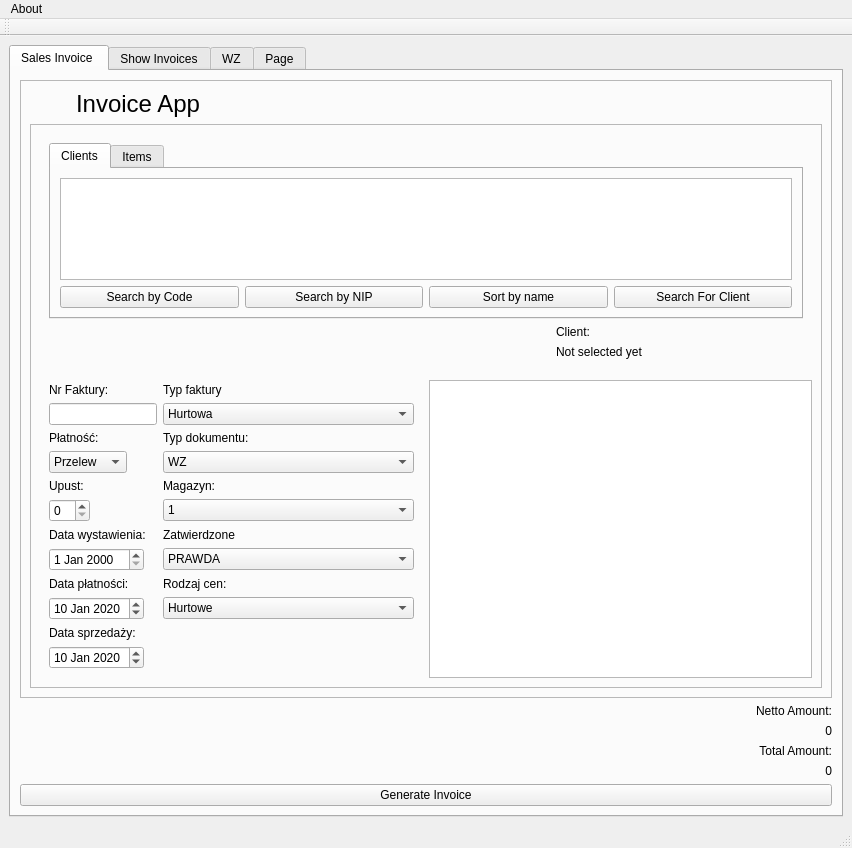
Old version of the form view/tryui.ui in the repository PrzemyslawSarnacki/invoiceApp.
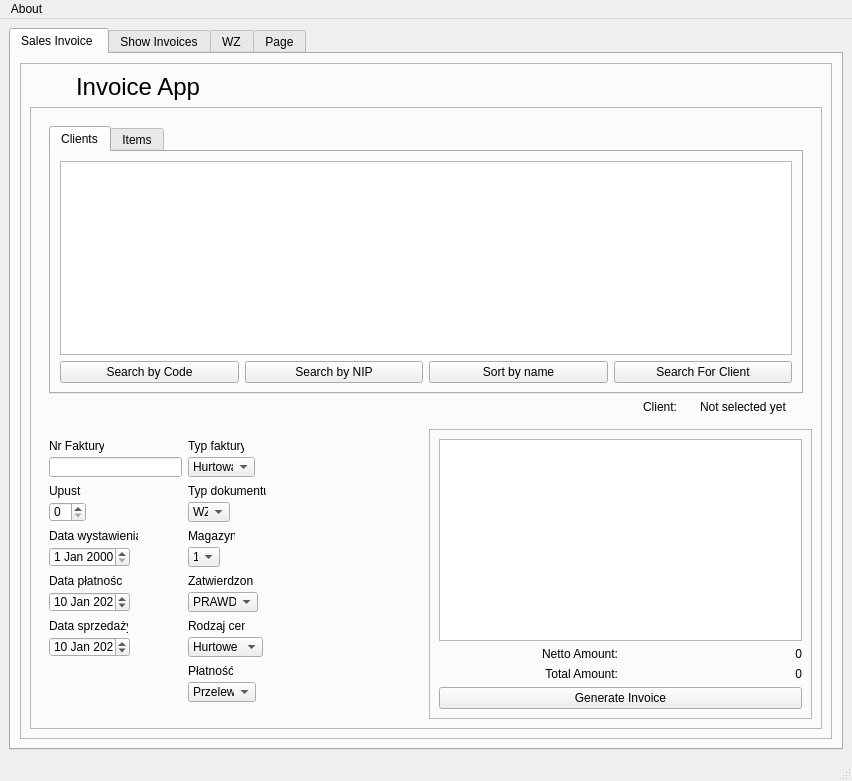
New version of the form. The open tabs and pages were chosen to show the change. Icons and pictures are not drawn.

Commit message: Resolved Sorting problem in other tables

What changed in the file:
```diff
--- a/view/tryui.ui
+++ b/view/tryui.ui
@@ -7,7 +7,7 @@
     <x>0</x>
     <y>0</y>
     <width>852</width>
-    <height>848</height>
+    <height>781</height>
    </rect>
   </property>
   <property name="windowTitle">
@@ -75,16 +75,6 @@
           <property name="sizeConstraint">
            <enum>QLayout::SetNoConstraint</enum>
           </property>
-          <item row="4" column="0">
-           <widget class="QLabel" name="totalAmountResultLabel">
-            <property name="text">
-             <string>0</string>
-            </property>
-            <property name="alignment">
-             <set>Qt::AlignRight|Qt::AlignTrailing|Qt::AlignVCenter</set>
-            </property>
-           </widget>
-          </item>
           <item row="0" column="0">
            <widget class="QFrame" name="frame_2">
             <property name="frameShape">
@@ -122,251 +112,34 @@
                 <enum>QFrame::Raised</enum>
                </property>
                <layout class="QGridLayout" name="gridLayout_4">
-                <item row="9" column="2" colspan="2">
-                 <widget class="QTableView" name="tableView_3"/>
-                </item>
-                <item row="8" column="0" rowspan="2" colspan="2">
-                 <widget class="QFrame" name="frame_4">
-                  <layout class="QFormLayout" name="formLayout">
-                   <item row="0" column="0">
-                    <widget class="QLabel" name="invoiceNumberLabel">
-                     <property name="text">
-                      <string>Nr Faktury:</string>
-                     </property>
-                    </widget>
-                   </item>
-                   <item row="0" column="1">
-                    <widget class="QLabel" name="invoicTypeLabel_2">
-                     <property name="text">
-                      <string>Typ faktury</string>
-                     </property>
-                    </widget>
-                   </item>
-                   <item row="1" column="0">
-                    <widget class="QLineEdit" name="invoiceNumberEdit"/>
-                   </item>
-                   <item row="1" column="1">
-                    <widget class="QComboBox" name="invoiceTypeComboBox">
-                     <item>
-                      <property name="text">
-                       <string>Hurtowa</string>
-                      </property>
-                     </item>
-                     <item>
-                      <property name="text">
-                       <string>Paragon</string>
-                      </property>
-                     </item>
-                     <item>
-                      <property name="text">
-                       <string>Kupna</string>
-                      </property>
-                     </item>
-                    </widget>
-                   </item>
-                   <item row="2" column="0">
-                    <widget class="QLabel" name="paymentLabel">
-                     <property name="text">
-                      <string>Płatność:</string>
-                     </property>
-                    </widget>
-                   </item>
-                   <item row="2" column="1">
-                    <widget class="QLabel" name="invoicTypeLabel_3">
-                     <property name="text">
-                      <string>Typ dokumentu:</string>
-                     </property>
-                    </widget>
-                   </item>
-                   <item row="3" column="0">
-                    <widget class="QComboBox" name="paymentComboBox">
-                     <item>
-                      <property name="text">
-                       <string>Przelew</string>
-                      </property>
-                     </item>
-                     <item>
-                      <property name="text">
-                       <string>Gotówka</string>
-                      </property>
-                     </item>
-                     <item>
-                      <property name="text">
-                       <string>Rabat</string>
-                      </property>
-                     </item>
-                    </widget>
-                   </item>
-                   <item row="3" column="1">
-                    <widget class="QComboBox" name="invoiceTypeComboBox_2">
-                     <item>
-                      <property name="text">
-                       <string>WZ</string>
-                      </property>
-                     </item>
-                     <item>
-                      <property name="text">
-                       <string>PZ</string>
-                      </property>
-                     </item>
-                     <item>
-                      <property name="text">
-                       <string>MZ</string>
-                      </property>
-                     </item>
-                    </widget>
-                   </item>
-                   <item row="4" column="0">
-                    <widget class="QLabel" name="discountLabel">
-                     <property name="text">
-                      <string>Upust:</string>
-                     </property>
-                    </widget>
-                   </item>
-                   <item row="4" column="1">
-                    <widget class="QLabel" name="warehouseSelectLabel_4">
-                     <property name="text">
-                      <string>Magazyn:</string>
-                     </property>
-                    </widget>
-                   </item>
-                   <item row="5" column="0">
-                    <widget class="QSpinBox" name="discountSpinBox"/>
-                   </item>
-                   <item row="5" column="1">
-                    <widget class="QComboBox" name="warehouseSelectComboBox_3">
-                     <item>
-                      <property name="text">
-                       <string>1</string>
-                      </property>
-                     </item>
-                     <item>
-                      <property name="text">
-                       <string>2</string>
-                      </property>
-                     </item>
-                     <item>
-                      <property name="text">
-                       <string>3</string>
-                      </property>
-                     </item>
-                    </widget>
-                   </item>
-                   <item row="6" column="0">
-                    <widget class="QLabel" name="invoiceGenerationDateLabel">
-                     <property name="text">
-                      <string>Data wystawienia:</string>
-                     </property>
-                    </widget>
-                   </item>
-                   <item row="6" column="1">
-                    <widget class="QLabel" name="warehouseSelectLabel_5">
-                     <property name="text">
-                      <string>Zatwierdzone</string>
-                     </property>
-                    </widget>
-                   </item>
-                   <item row="7" column="0">
-                    <widget class="QDateEdit" name="invoiceGenerationDateEdit"/>
-                   </item>
-                   <item row="7" column="1">
-                    <widget class="QComboBox" name="warehouseSelectComboBox_4">
-                     <item>
-                      <property name="text">
-                       <string>PRAWDA</string>
-                      </property>
-                     </item>
-                     <item>
-                      <property name="text">
-                       <string>FAŁSZ</string>
-                      </property>
-                     </item>
-                    </widget>
-                   </item>
-                   <item row="8" column="0">
-                    <widget class="QLabel" name="invoiceGenerationDateLabel_2">
-                     <property name="text">
-                      <string>Data płatności:</string>
-                     </property>
-                    </widget>
-                   </item>
-                   <item row="9" column="0">
-                    <widget class="QDateEdit" name="invoicePaymentDateEdit">
-                     <property name="date">
-                      <date>
-                       <year>2020</year>
-                       <month>1</month>
-                       <day>10</day>
-                      </date>
-                     </property>
-                    </widget>
-                   </item>
-                   <item row="10" column="0">
-                    <widget class="QLabel" name="invoiceSaleDateLabel_3">
-                     <property name="text">
-                      <string>Data sprzedaży:</string>
-                     </property>
-                    </widget>
-                   </item>
-                   <item row="11" column="0">
-                    <widget class="QDateEdit" name="invoiceSaleDateEdit_2">
-                     <property name="date">
-                      <date>
-                       <year>2020</year>
-                       <month>1</month>
-                       <day>10</day>
-                      </date>
-                     </property>
-                    </widget>
-                   </item>
-                   <item row="8" column="1">
-                    <widget class="QLabel" name="priceTypeLabel">
-                     <property name="text">
-                      <string>Rodzaj cen:</string>
-                     </property>
-                    </widget>
-                   </item>
-                   <item row="9" column="1">
-                    <widget class="QComboBox" name="priceTypeComboBox">
-                     <item>
-                      <property name="text">
-                       <string>Hurtowe</string>
-                      </property>
-                     </item>
-                     <item>
-                      <property name="text">
-                       <string>Detaliczne</string>
-                      </property>
-                     </item>
-                    </widget>
-                   </item>
-                  </layout>
-                 </widget>
-                </item>
-                <item row="0" column="0" rowspan="6" colspan="4">
+                <item row="0" column="0" rowspan="8" colspan="2">
                  <widget class="QFrame" name="frame_5">
                   <layout class="QGridLayout" name="gridLayout_5">
-                   <item row="2" column="2">
-                    <widget class="QLabel" name="clientLabel">
-                     <property name="text">
-                      <string>Client:</string>
-                     </property>
-                     <property name="alignment">
-                      <set>Qt::AlignLeading|Qt::AlignLeft|Qt::AlignVCenter</set>
-                     </property>
-                    </widget>
+                   <item row="1" column="2">
+                    <layout class="QHBoxLayout" name="horizontalLayout">
+                     <item>
+                      <widget class="QLabel" name="clientLabel">
+                       <property name="text">
+                        <string>Client:</string>
+                       </property>
+                       <property name="alignment">
+                        <set>Qt::AlignRight|Qt::AlignTrailing|Qt::AlignVCenter</set>
+                       </property>
+                      </widget>
+                     </item>
+                     <item>
+                      <widget class="QLabel" name="clientResultLabel">
+                       <property name="text">
+                        <string>Not selected yet</string>
+                       </property>
+                       <property name="alignment">
+                        <set>Qt::AlignCenter</set>
+                       </property>
+                      </widget>
+                     </item>
+                    </layout>
                    </item>
-                   <item row="3" column="2">
-                    <widget class="QLabel" name="clientResultLabel">
-                     <property name="text">
-                      <string>Not selected yet</string>
-                     </property>
-                     <property name="alignment">
-                      <set>Qt::AlignLeading|Qt::AlignLeft|Qt::AlignVCenter</set>
-                     </property>
-                    </widget>
-                   </item>
-                   <item row="0" column="0" rowspan="2" colspan="3">
+                   <item row="0" column="0" colspan="3">
                     <widget class="QTabWidget" name="tabWidget_2">
                      <property name="currentIndex">
                       <number>0</number>
@@ -377,7 +150,14 @@
                       </attribute>
                       <layout class="QGridLayout" name="gridLayout_9">
                        <item row="0" column="0" colspan="4">
-                        <widget class="QTableView" name="tableView_2"/>
+                        <widget class="QTableView" name="tableView_2">
+                         <property name="sortingEnabled">
+                          <bool>true</bool>
+                         </property>
+                         <attribute name="horizontalHeaderShowSortIndicator" stdset="0">
+                          <bool>true</bool>
+                         </attribute>
+                        </widget>
                        </item>
                        <item row="1" column="0">
                         <widget class="QPushButton" name="searchClientByCodeButton">
@@ -477,6 +257,419 @@
                   </layout>
                  </widget>
                 </item>
+                <item row="8" column="1">
+                 <widget class="QFrame" name="frame_6">
+                  <property name="frameShape">
+                   <enum>QFrame::StyledPanel</enum>
+                  </property>
+                  <property name="frameShadow">
+                   <enum>QFrame::Raised</enum>
+                  </property>
+                  <layout class="QGridLayout" name="gridLayout_11">
+                   <item row="0" column="0" colspan="2">
+                    <widget class="QTableView" name="tableView_3"/>
+                   </item>
+                   <item row="1" column="0">
+                    <widget class="QLabel" name="nettoAmountLabel">
+                     <property name="text">
+                      <string>Netto Amount:</string>
+                     </property>
+                     <property name="alignment">
+                      <set>Qt::AlignRight|Qt::AlignTrailing|Qt::AlignVCenter</set>
+                     </property>
+                    </widget>
+                   </item>
+                   <item row="1" column="1">
+                    <widget class="QLabel" name="nettoAmountResultLabel">
+                     <property name="text">
+                      <string>0</string>
+                     </property>
+                     <property name="alignment">
+                      <set>Qt::AlignRight|Qt::AlignTrailing|Qt::AlignVCenter</set>
+                     </property>
+                    </widget>
+                   </item>
+                   <item row="2" column="0">
+                    <widget class="QLabel" name="totalAmountLabel">
+                     <property name="text">
+                      <string>Total Amount:</string>
+                     </property>
+                     <property name="alignment">
+                      <set>Qt::AlignRight|Qt::AlignTrailing|Qt::AlignVCenter</set>
+                     </property>
+                    </widget>
+                   </item>
+                   <item row="2" column="1">
+                    <widget class="QLabel" name="totalAmountResultLabel">
+                     <property name="text">
+                      <string>0</string>
+                     </property>
+                     <property name="alignment">
+                      <set>Qt::AlignRight|Qt::AlignTrailing|Qt::AlignVCenter</set>
+                     </property>
+                    </widget>
+                   </item>
+                   <item row="3" column="0" colspan="2">
+                    <widget class="QPushButton" name="generateInvoiceButton">
+                     <property name="text">
+                      <string>Generate Invoice</string>
+                     </property>
+                    </widget>
+                   </item>
+                  </layout>
+                 </widget>
+                </item>
+                <item row="8" column="0">
+                 <widget class="QFrame" name="frame_4">
+                  <widget class="QLabel" name="discountLabel">
+                   <property name="geometry">
+                    <rect>
+                     <x>9</x>
+                     <y>54</y>
+                     <width>32</width>
+                     <height>16</height>
+                    </rect>
+                   </property>
+                   <property name="text">
+                    <string>Upust:</string>
+                   </property>
+                  </widget>
+                  <widget class="QSpinBox" name="discountSpinBox">
+                   <property name="geometry">
+                    <rect>
+                     <x>9</x>
+                     <y>73</y>
+                     <width>37</width>
+                     <height>20</height>
+                    </rect>
+                   </property>
+                  </widget>
+                  <widget class="QLabel" name="invoiceGenerationDateLabel">
+                   <property name="geometry">
+                    <rect>
+                     <x>9</x>
+                     <y>99</y>
+                     <width>89</width>
+                     <height>16</height>
+                    </rect>
+                   </property>
+                   <property name="text">
+                    <string>Data wystawienia:</string>
+                   </property>
+                  </widget>
+                  <widget class="QDateEdit" name="invoiceGenerationDateEdit">
+                   <property name="geometry">
+                    <rect>
+                     <x>9</x>
+                     <y>118</y>
+                     <width>81</width>
+                     <height>20</height>
+                    </rect>
+                   </property>
+                  </widget>
+                  <widget class="QLabel" name="invoiceGenerationDateLabel_2">
+                   <property name="geometry">
+                    <rect>
+                     <x>9</x>
+                     <y>144</y>
+                     <width>73</width>
+                     <height>16</height>
+                    </rect>
+                   </property>
+                   <property name="text">
+                    <string>Data płatności:</string>
+                   </property>
+                  </widget>
+                  <widget class="QDateEdit" name="invoicePaymentDateEdit">
+                   <property name="geometry">
+                    <rect>
+                     <x>9</x>
+                     <y>163</y>
+                     <width>81</width>
+                     <height>20</height>
+                    </rect>
+                   </property>
+                   <property name="date">
+                    <date>
+                     <year>2020</year>
+                     <month>1</month>
+                     <day>10</day>
+                    </date>
+                   </property>
+                  </widget>
+                  <widget class="QLineEdit" name="invoiceNumberEdit">
+                   <property name="geometry">
+                    <rect>
+                     <x>9</x>
+                     <y>28</y>
+                     <width>133</width>
+                     <height>20</height>
+                    </rect>
+                   </property>
+                  </widget>
+                  <widget class="QLabel" name="invoiceNumberLabel">
+                   <property name="geometry">
+                    <rect>
+                     <x>9</x>
+                     <y>9</y>
+                     <width>55</width>
+                     <height>16</height>
+                    </rect>
+                   </property>
+                   <property name="text">
+                    <string>Nr Faktury:</string>
+                   </property>
+                  </widget>
+                  <widget class="QLabel" name="invoiceSaleDateLabel_3">
+                   <property name="geometry">
+                    <rect>
+                     <x>9</x>
+                     <y>189</y>
+                     <width>79</width>
+                     <height>16</height>
+                    </rect>
+                   </property>
+                   <property name="text">
+                    <string>Data sprzedaży:</string>
+                   </property>
+                  </widget>
+                  <widget class="QDateEdit" name="invoiceSaleDateEdit_2">
+                   <property name="geometry">
+                    <rect>
+                     <x>9</x>
+                     <y>208</y>
+                     <width>81</width>
+                     <height>20</height>
+                    </rect>
+                   </property>
+                   <property name="date">
+                    <date>
+                     <year>2020</year>
+                     <month>1</month>
+                     <day>10</day>
+                    </date>
+                   </property>
+                  </widget>
+                  <widget class="QLabel" name="invoicTypeLabel_2">
+                   <property name="geometry">
+                    <rect>
+                     <x>148</x>
+                     <y>9</y>
+                     <width>56</width>
+                     <height>16</height>
+                    </rect>
+                   </property>
+                   <property name="text">
+                    <string>Typ faktury</string>
+                   </property>
+                  </widget>
+                  <widget class="QComboBox" name="invoiceTypeComboBox">
+                   <property name="geometry">
+                    <rect>
+                     <x>148</x>
+                     <y>28</y>
+                     <width>67</width>
+                     <height>20</height>
+                    </rect>
+                   </property>
+                   <item>
+                    <property name="text">
+                     <string>Hurtowa</string>
+                    </property>
+                   </item>
+                   <item>
+                    <property name="text">
+                     <string>Paragon</string>
+                    </property>
+                   </item>
+                   <item>
+                    <property name="text">
+                     <string>Kupna</string>
+                    </property>
+                   </item>
+                  </widget>
+                  <widget class="QLabel" name="invoicTypeLabel_3">
+                   <property name="geometry">
+                    <rect>
+                     <x>148</x>
+                     <y>54</y>
+                     <width>78</width>
+                     <height>16</height>
+                    </rect>
+                   </property>
+                   <property name="text">
+                    <string>Typ dokumentu:</string>
+                   </property>
+                  </widget>
+                  <widget class="QComboBox" name="invoiceTypeComboBox_2">
+                   <property name="geometry">
+                    <rect>
+                     <x>148</x>
+                     <y>73</y>
+                     <width>42</width>
+                     <height>20</height>
+                    </rect>
+                   </property>
+                   <item>
+                    <property name="text">
+                     <string>WZ</string>
+                    </property>
+                   </item>
+                   <item>
+                    <property name="text">
+                     <string>PZ</string>
+                    </property>
+                   </item>
+                   <item>
+                    <property name="text">
+                     <string>MZ</string>
+                    </property>
+                   </item>
+                  </widget>
+                  <widget class="QLabel" name="warehouseSelectLabel_4">
+                   <property name="geometry">
+                    <rect>
+                     <x>148</x>
+                     <y>99</y>
+                     <width>47</width>
+                     <height>16</height>
+                    </rect>
+                   </property>
+                   <property name="text">
+                    <string>Magazyn:</string>
+                   </property>
+                  </widget>
+                  <widget class="QComboBox" name="warehouseSelectComboBox_3">
+                   <property name="geometry">
+                    <rect>
+                     <x>148</x>
+                     <y>118</y>
+                     <width>32</width>
+                     <height>20</height>
+                    </rect>
+                   </property>
+                   <item>
+                    <property name="text">
+                     <string>1</string>
+                    </property>
+                   </item>
+                   <item>
+                    <property name="text">
+                     <string>2</string>
+                    </property>
+                   </item>
+                   <item>
+                    <property name="text">
+                     <string>3</string>
+                    </property>
+                   </item>
+                  </widget>
+                  <widget class="QLabel" name="warehouseSelectLabel_5">
+                   <property name="geometry">
+                    <rect>
+                     <x>148</x>
+                     <y>144</y>
+                     <width>65</width>
+                     <height>16</height>
+                    </rect>
+                   </property>
+                   <property name="text">
+                    <string>Zatwierdzone</string>
+                   </property>
+                  </widget>
+                  <widget class="QComboBox" name="warehouseSelectComboBox_4">
+                   <property name="geometry">
+                    <rect>
+                     <x>148</x>
+                     <y>163</y>
+                     <width>70</width>
+                     <height>20</height>
+                    </rect>
+                   </property>
+                   <item>
+                    <property name="text">
+                     <string>PRAWDA</string>
+                    </property>
+                   </item>
+                   <item>
+                    <property name="text">
+                     <string>FAŁSZ</string>
+                    </property>
+                   </item>
+                  </widget>
+                  <widget class="QLabel" name="priceTypeLabel">
+                   <property name="geometry">
+                    <rect>
+                     <x>148</x>
+                     <y>189</y>
+                     <width>57</width>
+                     <height>16</height>
+                    </rect>
+                   </property>
+                   <property name="text">
+                    <string>Rodzaj cen:</string>
+                   </property>
+                  </widget>
+                  <widget class="QComboBox" name="priceTypeComboBox">
+                   <property name="geometry">
+                    <rect>
+                     <x>148</x>
+                     <y>208</y>
+                     <width>75</width>
+                     <height>20</height>
+                    </rect>
+                   </property>
+                   <item>
+                    <property name="text">
+                     <string>Hurtowe</string>
+                    </property>
+                   </item>
+                   <item>
+                    <property name="text">
+                     <string>Detaliczne</string>
+                    </property>
+                   </item>
+                  </widget>
+                  <widget class="QComboBox" name="paymentComboBox">
+                   <property name="geometry">
+                    <rect>
+                     <x>148</x>
+                     <y>253</y>
+                     <width>68</width>
+                     <height>20</height>
+                    </rect>
+                   </property>
+                   <item>
+                    <property name="text">
+                     <string>Przelew</string>
+                    </property>
+                   </item>
+                   <item>
+                    <property name="text">
+                     <string>Gotówka</string>
+                    </property>
+                   </item>
+                   <item>
+                    <property name="text">
+                     <string>Rabat</string>
+                    </property>
+                   </item>
+                  </widget>
+                  <widget class="QLabel" name="paymentLabel">
+                   <property name="geometry">
+                    <rect>
+                     <x>148</x>
+                     <y>234</y>
+                     <width>45</width>
+                     <height>16</height>
+                    </rect>
+                   </property>
+                   <property name="text">
+                    <string>Płatność:</string>
+                   </property>
+                  </widget>
+                 </widget>
+                </item>
                </layout>
               </widget>
              </item>
@@ -498,43 +691,6 @@
             </layout>
            </widget>
           </item>
-          <item row="5" column="0">
-           <widget class="QPushButton" name="generateInvoiceButton">
-            <property name="text">
-             <string>Generate Invoice</string>
-            </property>
-           </widget>
-          </item>
-          <item row="1" column="0">
-           <widget class="QLabel" name="nettoAmountLabel">
-            <property name="text">
-             <string>Netto Amount:</string>
-            </property>
-            <property name="alignment">
-             <set>Qt::AlignRight|Qt::AlignTrailing|Qt::AlignVCenter</set>
-            </property>
-           </widget>
-          </item>
-          <item row="3" column="0">
-           <widget class="QLabel" name="totalAmountLabel">
-            <property name="text">
-             <string>Total Amount:</string>
-            </property>
-            <property name="alignment">
-             <set>Qt::AlignRight|Qt::AlignTrailing|Qt::AlignVCenter</set>
-            </property>
-           </widget>
-          </item>
-          <item row="2" column="0">
-           <widget class="QLabel" name="nettoAmountResultLabel">
-            <property name="text">
-             <string>0</string>
-            </property>
-            <property name="alignment">
-             <set>Qt::AlignRight|Qt::AlignTrailing|Qt::AlignVCenter</set>
-            </property>
-           </widget>
-          </item>
          </layout>
         </widget>
         <widget class="QWidget" name="tab_2">
@@ -702,17 +858,6 @@
    <addaction name="menuAbouy"/>
   </widget>
   <widget class="QStatusBar" name="statusbar"/>
-  <widget class="QToolBar" name="toolBar">
-   <property name="windowTitle">
-    <string>toolBar</string>
-   </property>
-   <attribute name="toolBarArea">
-    <enum>TopToolBarArea</enum>
-   </attribute>
-   <attribute name="toolBarBreak">
-    <bool>false</bool>
-   </attribute>
-  </widget>
  </widget>
  <resources>
   <include location="icons.qrc"/>
```
Left out of the diff: 32 changed lines with no effect on the pictures. The commit also changes 5 other files.
